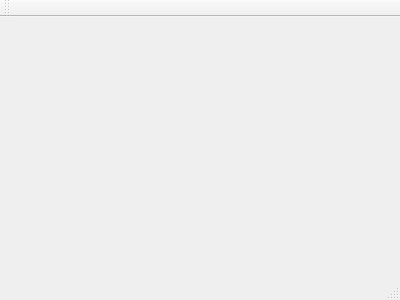
Above: servermainwindow.ui from siskeba1/Game_Server before the change. Below: the same form after it.
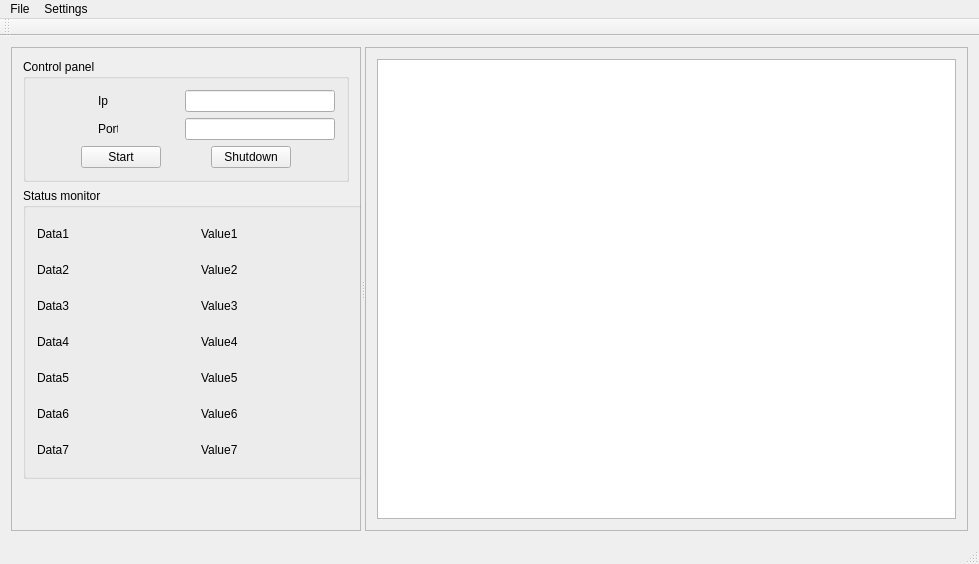
That is the form after the change.

```diff
--- a/servermainwindow.ui
+++ b/servermainwindow.ui
@@ -1,24 +1,585 @@
 <ui version="4.0">
  <class>ServerMainWindow</class>
- <widget class="QMainWindow" name="ServerMainWindow" >
-  <property name="geometry" >
+ <widget class="QMainWindow" name="ServerMainWindow">
+  <property name="enabled">
+   <bool>true</bool>
+  </property>
+  <property name="geometry">
    <rect>
     <x>0</x>
     <y>0</y>
-    <width>400</width>
-    <height>300</height>
+    <width>979</width>
+    <height>554</height>
    </rect>
   </property>
   <property name="windowTitle" >
    <string>ServerMainWindow</string>
   </property>
-  <widget class="QMenuBar" name="menuBar" />
-  <widget class="QToolBar" name="mainToolBar" />
-  <widget class="QWidget" name="centralWidget" />
-  <widget class="QStatusBar" name="statusBar" />
+  <widget class="QWidget" name="centralWidget">
+   <layout class="QGridLayout" name="gridLayout_3">
+    <item row="0" column="0">
+     <widget class="QSplitter" name="splitter">
+      <property name="orientation">
+       <enum>Qt::Horizontal</enum>
+      </property>
+      <widget class="QFrame" name="frame">
+       <property name="sizePolicy">
+        <sizepolicy hsizetype="Minimum" vsizetype="Minimum">
+         <horstretch>0</horstretch>
+         <verstretch>0</verstretch>
+        </sizepolicy>
+       </property>
+       <property name="minimumSize">
+        <size>
+         <width>0</width>
+         <height>0</height>
+        </size>
+       </property>
+       <property name="maximumSize">
+        <size>
+         <width>350</width>
+         <height>80000</height>
+        </size>
+       </property>
+       <property name="frameShape">
+        <enum>QFrame::StyledPanel</enum>
+       </property>
+       <property name="frameShadow">
+        <enum>QFrame::Raised</enum>
+       </property>
+       <layout class="QGridLayout" name="gridLayout_2">
+        <item row="0" column="0">
+         <widget class="QGroupBox" name="groupBox">
+          <property name="title">
+           <string>Control panel</string>
+          </property>
+          <layout class="QGridLayout" name="gridLayout">
+           <item row="0" column="0">
+            <layout class="QVBoxLayout" name="verticalLayout">
+             <item>
+              <layout class="QHBoxLayout" name="horizontalLayout_2">
+               <item>
+                <spacer name="horizontalSpacer_6">
+                 <property name="orientation">
+                  <enum>Qt::Horizontal</enum>
+                 </property>
+                 <property name="sizeHint" stdset="0">
+                  <size>
+                   <width>40</width>
+                   <height>20</height>
+                  </size>
+                 </property>
+                </spacer>
+               </item>
+               <item>
+                <widget class="QLabel" name="ipLabel">
+                 <property name="minimumSize">
+                  <size>
+                   <width>20</width>
+                   <height>0</height>
+                  </size>
+                 </property>
+                 <property name="maximumSize">
+                  <size>
+                   <width>20</width>
+                   <height>16777215</height>
+                  </size>
+                 </property>
+                 <property name="text">
+                  <string>Ip</string>
+                 </property>
+                </widget>
+               </item>
+               <item>
+                <spacer name="horizontalSpacer">
+                 <property name="orientation">
+                  <enum>Qt::Horizontal</enum>
+                 </property>
+                 <property name="sizeHint" stdset="0">
+                  <size>
+                   <width>40</width>
+                   <height>20</height>
+                  </size>
+                 </property>
+                </spacer>
+               </item>
+               <item>
+                <widget class="QLineEdit" name="ipLineEdit">
+                 <property name="minimumSize">
+                  <size>
+                   <width>150</width>
+                   <height>0</height>
+                  </size>
+                 </property>
+                </widget>
+               </item>
+              </layout>
+             </item>
+             <item>
+              <layout class="QHBoxLayout" name="horizontalLayout">
+               <item>
+                <spacer name="horizontalSpacer_7">
+                 <property name="orientation">
+                  <enum>Qt::Horizontal</enum>
+                 </property>
+                 <property name="sizeHint" stdset="0">
+                  <size>
+                   <width>40</width>
+                   <height>20</height>
+                  </size>
+                 </property>
+                </spacer>
+               </item>
+               <item>
+                <widget class="QLabel" name="portLabel">
+                 <property name="minimumSize">
+                  <size>
+                   <width>20</width>
+                   <height>0</height>
+                  </size>
+                 </property>
+                 <property name="maximumSize">
+                  <size>
+                   <width>20</width>
+                   <height>16777215</height>
+                  </size>
+                 </property>
+                 <property name="text">
+                  <string>Port</string>
+                 </property>
+                </widget>
+               </item>
+               <item>
+                <spacer name="horizontalSpacer_2">
+                 <property name="orientation">
+                  <enum>Qt::Horizontal</enum>
+                 </property>
+                 <property name="sizeHint" stdset="0">
+                  <size>
+                   <width>40</width>
+                   <height>20</height>
+                  </size>
+                 </property>
+                </spacer>
+               </item>
+               <item>
+                <widget class="QLineEdit" name="portLineEdit">
+                 <property name="minimumSize">
+                  <size>
+                   <width>150</width>
+                   <height>0</height>
+                  </size>
+                 </property>
+                </widget>
+               </item>
+              </layout>
+             </item>
+             <item>
+              <layout class="QHBoxLayout" name="horizontalLayout_3">
+               <item>
+                <spacer name="horizontalSpacer_4">
+                 <property name="orientation">
+                  <enum>Qt::Horizontal</enum>
+                 </property>
+                 <property name="sizeHint" stdset="0">
+                  <size>
+                   <width>40</width>
+                   <height>20</height>
+                  </size>
+                 </property>
+                </spacer>
+               </item>
+               <item>
+                <widget class="QPushButton" name="pushButton">
+                 <property name="minimumSize">
+                  <size>
+                   <width>80</width>
+                   <height>0</height>
+                  </size>
+                 </property>
+                 <property name="maximumSize">
+                  <size>
+                   <width>100</width>
+                   <height>16777215</height>
+                  </size>
+                 </property>
+                 <property name="text">
+                  <string>Start</string>
+                 </property>
+                </widget>
+               </item>
+               <item>
+                <spacer name="horizontalSpacer_3">
+                 <property name="orientation">
+                  <enum>Qt::Horizontal</enum>
+                 </property>
+                 <property name="sizeHint" stdset="0">
+                  <size>
+                   <width>40</width>
+                   <height>20</height>
+                  </size>
+                 </property>
+                </spacer>
+               </item>
+               <item>
+                <widget class="QPushButton" name="pushButton_2">
+                 <property name="minimumSize">
+                  <size>
+                   <width>80</width>
+                   <height>0</height>
+                  </size>
+                 </property>
+                 <property name="maximumSize">
+                  <size>
+                   <width>100</width>
+                   <height>16777215</height>
+                  </size>
+                 </property>
+                 <property name="text">
+                  <string>Shutdown</string>
+                 </property>
+                </widget>
+               </item>
+               <item>
+                <spacer name="horizontalSpacer_5">
+                 <property name="orientation">
+                  <enum>Qt::Horizontal</enum>
+                 </property>
+                 <property name="sizeHint" stdset="0">
+                  <size>
+                   <width>40</width>
+                   <height>20</height>
+                  </size>
+                 </property>
+                </spacer>
+               </item>
+              </layout>
+             </item>
+            </layout>
+           </item>
+          </layout>
+          <zorder>ipLineEdit</zorder>
+          <zorder></zorder>
+         </widget>
+        </item>
+        <item row="3" column="0">
+         <spacer name="verticalSpacer_2">
+          <property name="orientation">
+           <enum>Qt::Vertical</enum>
+          </property>
+          <property name="sizeHint" stdset="0">
+           <size>
+            <width>20</width>
+            <height>40</height>
+           </size>
+          </property>
+         </spacer>
+        </item>
+        <item row="2" column="0">
+         <widget class="QGroupBox" name="groupBox_2">
+          <property name="minimumSize">
+           <size>
+            <width>350</width>
+            <height>250</height>
+           </size>
+          </property>
+          <property name="title">
+           <string>Status monitor</string>
+          </property>
+          <layout class="QGridLayout" name="gridLayout_5">
+           <item row="0" column="0">
+            <layout class="QVBoxLayout" name="verticalLayout_2">
+             <item>
+              <layout class="QHBoxLayout" name="horizontalLayout_10">
+               <item>
+                <widget class="QLabel" name="label_15">
+                 <property name="minimumSize">
+                  <size>
+                   <width>120</width>
+                   <height>30</height>
+                  </size>
+                 </property>
+                 <property name="text">
+                  <string>Data1</string>
+                 </property>
+                </widget>
+               </item>
+               <item>
+                <widget class="QLabel" name="label_16">
+                 <property name="minimumSize">
+                  <size>
+                   <width>50</width>
+                   <height>30</height>
+                  </size>
+                 </property>
+                 <property name="text">
+                  <string>Value1</string>
+                 </property>
+                </widget>
+               </item>
+              </layout>
+             </item>
+             <item>
+              <layout class="QHBoxLayout" name="horizontalLayout_11">
+               <item>
+                <widget class="QLabel" name="label_17">
+                 <property name="minimumSize">
+                  <size>
+                   <width>120</width>
+                   <height>30</height>
+                  </size>
+                 </property>
+                 <property name="text">
+                  <string>Data2</string>
+                 </property>
+                </widget>
+               </item>
+               <item>
+                <widget class="QLabel" name="label_18">
+                 <property name="minimumSize">
+                  <size>
+                   <width>50</width>
+                   <height>30</height>
+                  </size>
+                 </property>
+                 <property name="text">
+                  <string>Value2</string>
+                 </property>
+                </widget>
+               </item>
+              </layout>
+             </item>
+             <item>
+              <layout class="QHBoxLayout" name="horizontalLayout_4">
+               <item>
+                <widget class="QLabel" name="label_3">
+                 <property name="minimumSize">
+                  <size>
+                   <width>120</width>
+                   <height>30</height>
+                  </size>
+                 </property>
+                 <property name="text">
+                  <string>Data3</string>
+                 </property>
+                </widget>
+               </item>
+               <item>
+                <widget class="QLabel" name="label_4">
+                 <property name="minimumSize">
+                  <size>
+                   <width>50</width>
+                   <height>30</height>
+                  </size>
+                 </property>
+                 <property name="text">
+                  <string>Value3</string>
+                 </property>
+                </widget>
+               </item>
+              </layout>
+             </item>
+             <item>
+              <layout class="QHBoxLayout" name="horizontalLayout_12">
+               <item>
+                <widget class="QLabel" name="label_19">
+                 <property name="minimumSize">
+                  <size>
+                   <width>120</width>
+                   <height>30</height>
+                  </size>
+                 </property>
+                 <property name="text">
+                  <string>Data4</string>
+                 </property>
+                </widget>
+               </item>
+               <item>
+                <widget class="QLabel" name="label_20">
+                 <property name="minimumSize">
+                  <size>
+                   <width>50</width>
+                   <height>30</height>
+                  </size>
+                 </property>
+                 <property name="text">
+                  <string>Value4</string>
+                 </property>
+                </widget>
+               </item>
+              </layout>
+             </item>
+             <item>
+              <layout class="QHBoxLayout" name="horizontalLayout_13">
+               <item>
+                <widget class="QLabel" name="label_21">
+                 <property name="minimumSize">
+                  <size>
+                   <width>120</width>
+                   <height>30</height>
+                  </size>
+                 </property>
+                 <property name="text">
+                  <string>Data5</string>
+                 </property>
+                </widget>
+               </item>
+               <item>
+                <widget class="QLabel" name="label_22">
+                 <property name="minimumSize">
+                  <size>
+                   <width>50</width>
+                   <height>30</height>
+                  </size>
+                 </property>
+                 <property name="text">
+                  <string>Value5</string>
+                 </property>
+                </widget>
+               </item>
+              </layout>
+             </item>
+             <item>
+              <layout class="QHBoxLayout" name="horizontalLayout_14">
+               <item>
+                <widget class="QLabel" name="label_23">
+                 <property name="minimumSize">
+                  <size>
+                   <width>120</width>
+                   <height>30</height>
+                  </size>
+                 </property>
+                 <property name="text">
+                  <string>Data6</string>
+                 </property>
+                </widget>
+               </item>
+               <item>
+                <widget class="QLabel" name="label_24">
+                 <property name="minimumSize">
+                  <size>
+                   <width>50</width>
+                   <height>30</height>
+                  </size>
+                 </property>
+                 <property name="text">
+                  <string>Value6</string>
+                 </property>
+                </widget>
+               </item>
+              </layout>
+             </item>
+             <item>
+              <layout class="QHBoxLayout" name="horizontalLayout_9">
+               <item>
+                <widget class="QLabel" name="label_13">
+                 <property name="minimumSize">
+                  <size>
+                   <width>120</width>
+                   <height>30</height>
+                  </size>
+                 </property>
+                 <property name="text">
+                  <string>Data7</string>
+                 </property>
+                </widget>
+               </item>
+               <item>
+                <widget class="QLabel" name="label_14">
+                 <property name="minimumSize">
+                  <size>
+                   <width>50</width>
+                   <height>30</height>
+                  </size>
+                 </property>
+                 <property name="text">
+                  <string>Value7</string>
+                 </property>
+                </widget>
+               </item>
+              </layout>
+             </item>
+            </layout>
+           </item>
+          </layout>
+         </widget>
+        </item>
+       </layout>
+      </widget>
+      <widget class="QFrame" name="frame_2">
+       <property name="minimumSize">
+        <size>
+         <width>350</width>
+         <height>0</height>
+        </size>
+       </property>
+       <property name="frameShape">
+        <enum>QFrame::StyledPanel</enum>
+       </property>
+       <property name="frameShadow">
+        <enum>QFrame::Raised</enum>
+       </property>
+       <layout class="QGridLayout" name="gridLayout_4">
+        <item row="0" column="0">
+         <widget class="QTableView" name="tableView"/>
+        </item>
+       </layout>
+      </widget>
+     </widget>
+    </item>
+   </layout>
+  </widget>
+  <widget class="QMenuBar" name="menuBar">
+   <property name="geometry">
+    <rect>
+     <x>0</x>
+     <y>0</y>
+     <width>979</width>
+     <height>21</height>
+    </rect>
+   </property>
+   <widget class="QMenu" name="menuFile">
+    <property name="title">
+     <string>File</string>
+    </property>
+    <addaction name="actionFunction1"/>
+    <addaction name="actionFunction2"/>
+    <addaction name="actionExit"/>
+   </widget>
+   <widget class="QMenu" name="menuSettings">
+    <property name="title">
+     <string>Settings</string>
+    </property>
+   </widget>
+   <addaction name="menuFile"/>
+   <addaction name="menuSettings"/>
+  </widget>
+  <widget class="QToolBar" name="mainToolBar">
+   <attribute name="toolBarArea">
+    <enum>TopToolBarArea</enum>
+   </attribute>
+   <attribute name="toolBarBreak">
+    <bool>true</bool>
+   </attribute>
+  </widget>
+  <widget class="QStatusBar" name="statusBar"/>
+  <action name="actionFunction1">
+   <property name="text">
+    <string>Function1</string>
+   </property>
+  </action>
+  <action name="actionFunction2">
+   <property name="text">
+    <string>Function2</string>
+   </property>
+  </action>
+  <action name="actionExit">
+   <property name="text">
+    <string>Exit</string>
+   </property>
+  </action>
  </widget>
- <layoutDefault spacing="6" margin="11" />
- <pixmapfunction></pixmapfunction>
+ <layoutdefault spacing="6" margin="11"/>
  <resources/>
  <connections/>
 </ui>
```
Left out of the diff: 3 changed lines with no effect on the pictures.
